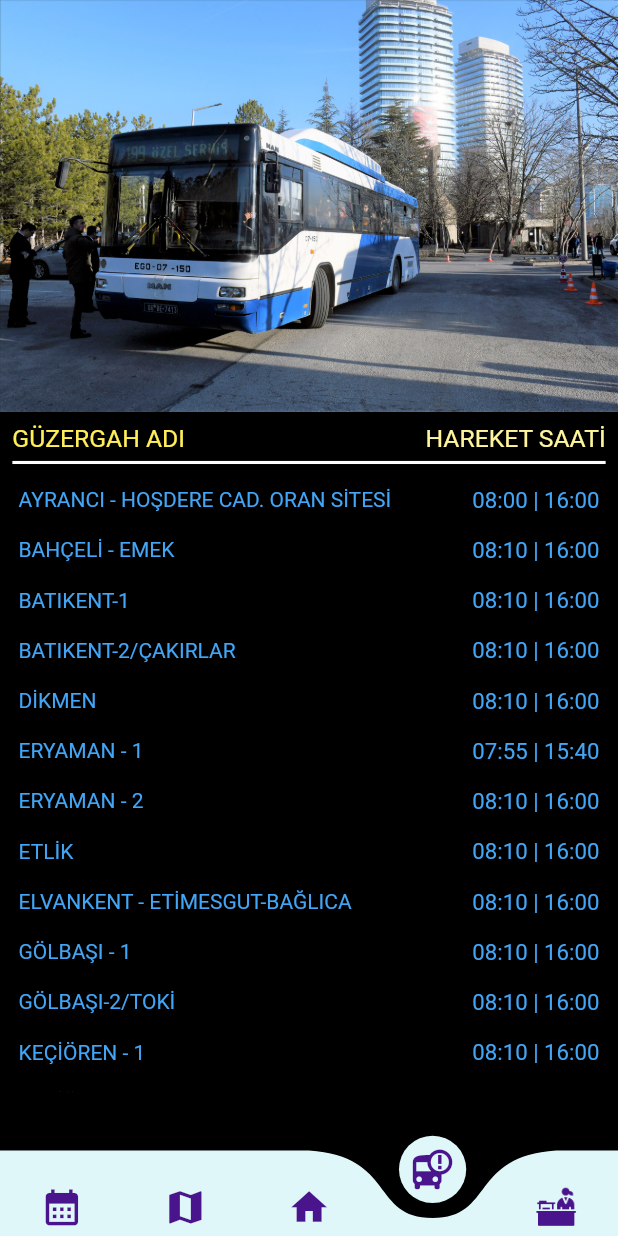
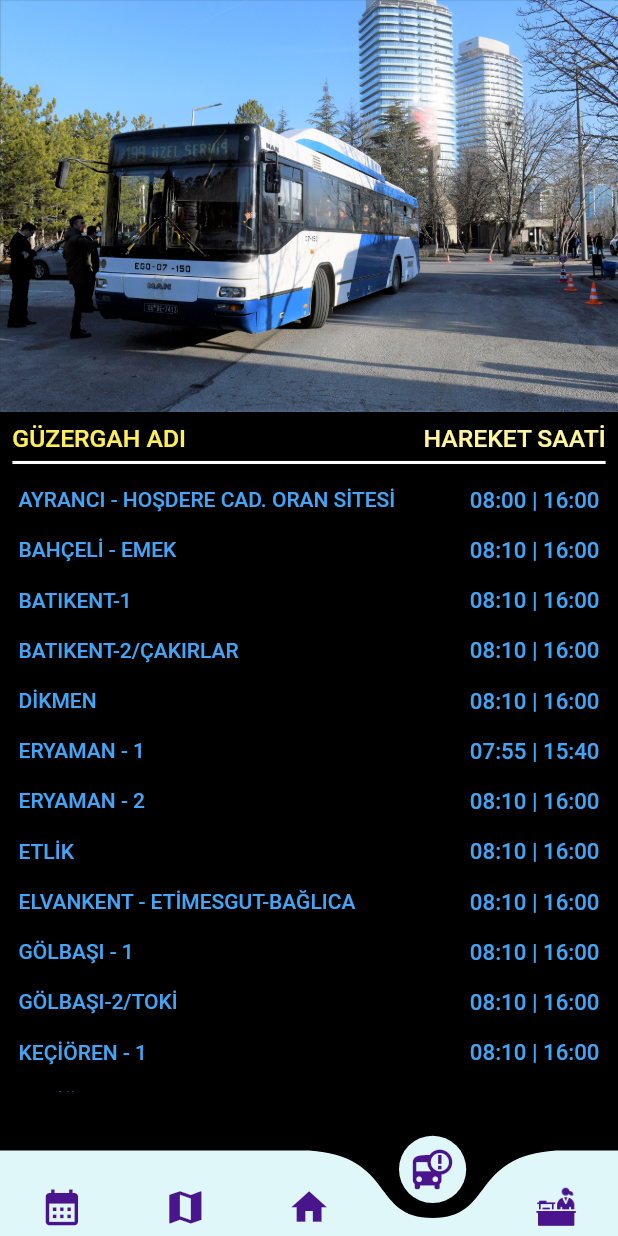
Before and after one commit to oakarakum/hachat, a Flutter app: the RingsPage screen opened by its route, on a phone screen of 412 x 824 dp. Run offline on Flutter 3.47's test engine with Material 2 defaults, Android fonts, the light colour scheme and no system bars; drawn by our look-alikes of curved_navigation_bar; our stand-ins replace animate_do, flutter_svg, get, google_fonts, responsive_sizer; statements that could not run were skipped.

Commit message:
düzenleme 4

```diff
--- a/lib/app/ui/pages/rings_page.dart
+++ b/lib/app/ui/pages/rings_page.dart
@@ -45,14 +45,14 @@ class RingsPage extends GetView<RingsController> {
                             style: TextStyle(
                                 color: Color(0xffffee58),
                                 fontSize: 2.h,
-                                fontWeight: FontWeight.w400)),
+                                fontWeight: FontWeight.w500)),
                         Padding(
                           padding: EdgeInsets.only(left: 2.w),
                           child: Text("HAREKET SAATİ",
                               style: TextStyle(
                                   color: Color(0xfffff59d),
                                   fontSize: 2.h,
-                                  fontWeight: FontWeight.w400)),
+                                  fontWeight: FontWeight.w500)),
                         ),
                       ],
                     )),
@@ -76,7 +76,8 @@ class RingsPage extends GetView<RingsController> {
                   children: [
                     //1-S.NO
                     Padding(
-                padding: EdgeInsets.symmetric(horizontal: 3.w, vertical: 1.h),
+                      padding:
+                          EdgeInsets.symmetric(horizontal: 3.w, vertical: 1.h),
                       child: Row(
                         mainAxisAlignment: MainAxisAlignment.spaceBetween,
                         children: [
@@ -84,21 +85,22 @@ class RingsPage extends GetView<RingsController> {
                               style: TextStyle(
                                   color: Color(0xff42a5f5),
                                   fontSize: 1.7.h,
-                            fontWeight: FontWeight.w400)),
+                                  fontWeight: FontWeight.w500)),
                           Padding(
                             padding: EdgeInsets.only(left: 6.w),
                             child: Text("08:00 | 16:00",
                                 style: TextStyle(
                                     color: Color(0xff42a5f5),
                                     fontSize: 1.8.h,
-                              fontWeight: FontWeight.w400)),
+                                    fontWeight: FontWeight.w500)),
                           ),
                         ],
                       ),
                     ),
                     //2-S.NO
                     Padding(
-                padding: EdgeInsets.symmetric(horizontal: 3.w, vertical: 1.h),
+                      padding:
+                          EdgeInsets.symmetric(horizontal: 3.w, vertical: 1.h),
                       child: Row(
                         mainAxisAlignment: MainAxisAlignment.spaceBetween,
                         children: [
@@ -106,18 +108,19 @@ class RingsPage extends GetView<RingsController> {
                               style: TextStyle(
                                   color: Color(0xff42a5f5),
                                   fontSize: 1.7.h,
-                            fontWeight: FontWeight.w400)),
+                                  fontWeight: FontWeight.w500)),
                           Text("08:10 | 16:00",
                               style: TextStyle(
                                   color: Color(0xff42a5f5),
                                   fontSize: 1.8.h,
-                            fontWeight: FontWeight.w400)),
+                                  fontWeight: FontWeight.w500)),
                         ],
                       ),
                     ),
                     //3-S.NO
                     Padding(
-                padding: EdgeInsets.symmetric(horizontal: 3.w, vertical: 1.h),
+                      padding:
+                          EdgeInsets.symmetric(horizontal: 3.w, vertical: 1.h),
                       child: Row(
                         mainAxisAlignment: MainAxisAlignment.spaceBetween,
                         children: [
@@ -125,18 +128,19 @@ class RingsPage extends GetView<RingsController> {
                               style: TextStyle(
                                   color: Color(0xff42a5f5),
                                   fontSize: 1.7.h,
-                            fontWeight: FontWeight.w400)),
+                                  fontWeight: FontWeight.w500)),
                           Text("08:10 | 16:00",
                               style: TextStyle(
                                   color: Color(0xff42a5f5),
                                   fontSize: 1.8.h,
-                            fontWeight: FontWeight.w400)),
+                                  fontWeight: FontWeight.w500)),
                         ],
                       ),
                     ),
                     //4-S.NO
                     Padding(
-                padding: EdgeInsets.symmetric(horizontal: 3.w, vertical: 1.h),
+                      padding:
+                          EdgeInsets.symmetric(horizontal: 3.w, vertical: 1.h),
                       child: Row(
                         mainAxisAlignment: MainAxisAlignment.spaceBetween,
                         children: [
@@ -144,18 +148,19 @@ class RingsPage extends GetView<RingsController> {
                               style: TextStyle(
                                   color: Color(0xff42a5f5),
                                   fontSize: 1.7.h,
-                            fontWeight: FontWeight.w400)),
+                                  fontWeight: FontWeight.w500)),
                           Text("08:10 | 16:00",
                               style: TextStyle(
                                   color: Color(0xff42a5f5),
                                   fontSize: 1.8.h,
-                            fontWeight: FontWeight.w400)),
+                                  fontWeight: FontWeight.w500)),
                         ],
                       ),
                     ),
                     //5-S.NO
                     Padding(
-                padding: EdgeInsets.symmetric(horizontal: 3.w, vertical: 1.h),
+                      padding:
+                          EdgeInsets.symmetric(horizontal: 3.w, vertical: 1.h),
                       child: Row(
                         mainAxisAlignment: MainAxisAlignment.spaceBetween,
                         children: [
@@ -163,18 +168,19 @@ class RingsPage extends GetView<RingsController> {
                               style: TextStyle(
                                   color: Color(0xff42a5f5),
                                   fontSize: 1.7.h,
-                            fontWeight: FontWeight.w400)),
+                                  fontWeight: FontWeight.w500)),
                           Text("08:10 | 16:00",
                               style: TextStyle(
                                   color: Color(0xff42a5f5),
                                   fontSize: 1.8.h,
-                            fontWeight: FontWeight.w400)),
+                                  fontWeight: FontWeight.w500)),
                         ],
                       ),
                     ),
                     //6-S.NO
                     Padding(
-                padding: EdgeInsets.symmetric(horizontal: 3.w, vertical: 1.h),
+                      padding:
+                          EdgeInsets.symmetric(horizontal: 3.w, vertical: 1.h),
                       child: Row(
                         mainAxisAlignment: MainAxisAlignment.spaceBetween,
                         children: [
@@ -182,18 +188,19 @@ class RingsPage extends GetView<RingsController> {
                               style: TextStyle(
                                   color: Color(0xff42a5f5),
                                   fontSize: 1.7.h,
-                            fontWeight: FontWeight.w400)),
+                                  fontWeight: FontWeight.w500)),
                           Text("07:55 | 15:40",
                               style: TextStyle(
                                   color: Color(0xff42a5f5),
                                   fontSize: 1.8.h,
-                            fontWeight: FontWeight.w400)),
+                                  fontWeight: FontWeight.w500)),
                         ],
                       ),
                     ),
                     //7-S.NO
                     Padding(
-                padding: EdgeInsets.symmetric(horizontal: 3.w, vertical: 1.h),
+                      padding:
+                          EdgeInsets.symmetric(horizontal: 3.w, vertical: 1.h),
                       child: Row(
                         mainAxisAlignment: MainAxisAlignment.spaceBetween,
                         children: [
@@ -201,18 +208,19 @@ class RingsPage extends GetView<RingsController> {
                               style: TextStyle(
                                   color: Color(0xff42a5f5),
                                   fontSize: 1.7.h,
-                            fontWeight: FontWeight.w400)),
+                                  fontWeight: FontWeight.w500)),
                           Text("08:10 | 16:00",
                               style: TextStyle(
                                   color: Color(0xff42a5f5),
                                   fontSize: 1.8.h,
-                            fontWeight: FontWeight.w400)),
+                                  fontWeight: FontWeight.w500)),
                         ],
                       ),
                     ),
                     //8-S.NO
                     Padding(
-                padding: EdgeInsets.symmetric(horizontal: 3.w, vertical: 1.h),
+                      padding:
+                          EdgeInsets.symmetric(horizontal: 3.w, vertical: 1.h),
                       child: Row(
                         mainAxisAlignment: MainAxisAlignment.spaceBetween,
                         children: [
@@ -220,18 +228,19 @@ class RingsPage extends GetView<RingsController> {
                               style: TextStyle(
                                   color: Color(0xff42a5f5),
                                   fontSize: 1.7.h,
-                            fontWeight: FontWeight.w400)),
+                                  fontWeight: FontWeight.w500)),
                           Text("08:10 | 16:00",
                               style: TextStyle(
                                   color: Color(0xff42a5f5),
                                   fontSize: 1.8.h,
-                            fontWeight: FontWeight.w400)),
+                                  fontWeight: FontWeight.w500)),
                         ],
                       ),
                     ),
                     //9-S.NO
                     Padding(
-                padding: EdgeInsets.symmetric(horizontal: 3.w, vertical: 1.h),
+                      padding:
+                          EdgeInsets.symmetric(horizontal: 3.w, vertical: 1.h),
                       child: Row(
                         mainAxisAlignment: MainAxisAlignment.spaceBetween,
                         children: [
@@ -239,18 +248,19 @@ class RingsPage extends GetView<RingsController> {
                               style: TextStyle(
                                   color: Color(0xff42a5f5),
                                   fontSize: 1.7.h,
-                            fontWeight: FontWeight.w400)),
+                                  fontWeight: FontWeight.w500)),
                           Text("08:10 | 16:00",
                               style: TextStyle(
                                   color: Color(0xff42a5f5),
                                   fontSize: 1.8.h,
-                            fontWeight: FontWeight.w400)),
+                                  fontWeight: FontWeight.w500)),
                         ],
                       ),
                     ),
                     //10-S.NO
                     Padding(
-                padding: EdgeInsets.symmetric(horizontal: 3.w, vertical: 1.h),
+                      padding:
+                          EdgeInsets.symmetric(horizontal: 3.w, vertical: 1.h),
                       child: Row(
                         mainAxisAlignment: MainAxisAlignment.spaceBetween,
                         children: [
@@ -258,18 +268,19 @@ class RingsPage extends GetView<RingsController> {
                               style: TextStyle(
                                   color: Color(0xff42a5f5),
                                   fontSize: 1.7.h,
-                            fontWeight: FontWeight.w400)),
+                                  fontWeight: FontWeight.w500)),
                           Text("08:10 | 16:00",
                               style: TextStyle(
                                   color: Color(0xff42a5f5),
                                   fontSize: 1.8.h,
-                            fontWeight: FontWeight.w400)),
+                                  fontWeight: FontWeight.w500)),
                         ],
                       ),
                     ),
                     //11-S.NO
                     Padding(
-                padding: EdgeInsets.symmetric(horizontal: 3.w, vertical: 1.h),
+                      padding:
+                          EdgeInsets.symmetric(horizontal: 3.w, vertical: 1.h),
                       child: Row(
                         mainAxisAlignment: MainAxisAlignment.spaceBetween,
                         children: [
@@ -277,18 +288,19 @@ class RingsPage extends GetView<RingsController> {
                               style: TextStyle(
                                   color: Color(0xff42a5f5),
                                   fontSize: 1.7.h,
-                            fontWeight: FontWeight.w400)),
+                                  fontWeight: FontWeight.w500)),
                           Text("08:10 | 16:00",
                               style: TextStyle(
                                   color: Color(0xff42a5f5),
                                   fontSize: 1.8.h,
-                            fontWeight: FontWeight.w400)),
+                                  fontWeight: FontWeight.w500)),
                         ],
                       ),
                     ),
                     //12-S.NO
                     Padding(
-                padding: EdgeInsets.symmetric(horizontal: 3.w, vertical: 1.h),
+                      padding:
+                          EdgeInsets.symmetric(horizontal: 3.w, vertical: 1.h),
                       child: Row(
                         mainAxisAlignment: MainAxisAlignment.spaceBetween,
                         children: [
@@ -296,18 +308,19 @@ class RingsPage extends GetView<RingsController> {
                               style: TextStyle(
                                   color: Color(0xff42a5f5),
                                   fontSize: 1.7.h,
-                            fontWeight: FontWeight.w400)),
+                                  fontWeight: FontWeight.w500)),
                           Text("08:10 | 16:00",
                               style: TextStyle(
                                   color: Color(0xff42a5f5),
                                   fontSize: 1.8.h,
-                            fontWeight: FontWeight.w400)),
+                                  fontWeight: FontWeight.w500)),
                         ],
                       ),
                     ),
                     //13-S.NO
                     Padding(
-                padding: EdgeInsets.symmetric(horizontal: 3.w, vertical: 1.h),
+                      padding:
+                          EdgeInsets.symmetric(horizontal: 3.w, vertical: 1.h),
                       child: Row(
                         mainAxisAlignment: MainAxisAlignment.spaceBetween,
                         children: [
@@ -315,12 +328,12 @@ class RingsPage extends GetView<RingsController> {
                               style: TextStyle(
                                   color: Color(0xff42a5f5),
                                   fontSize: 1.7.h,
-                            fontWeight: FontWeight.w400)),
+                                  fontWeight: FontWeight.w500)),
                           Text("08:10 | 16:00",
                               style: TextStyle(
                                   color: Color(0xff42a5f5),
                                   fontSize: 1.8.h,
-                            fontWeight: FontWeight.w400)),
+                                  fontWeight: FontWeight.w500)),
                         ],
                       ),
                     ),
```
Also changed, not shown: lib/app/ui/pages/academic_calendar_page.dart (+5 -7 lines), lib/app/ui/pages/foodlist_page.dart (+4 -4 lines), lib/app/ui/pages/gpacalc_page.dart (+4 -4 lines), lib/app/ui/pages/home_page.dart (+6 -3 lines), lib/app/ui/pages/login_page.dart (+26 -12 lines), lib/app/ui/pages/register_page.dart (+21 -12 lines), assets/dining_hall4min.jpg (added), assets/dining_hallmin.jpg (added). Lines whose indentation alone changed are shown as unchanged.
